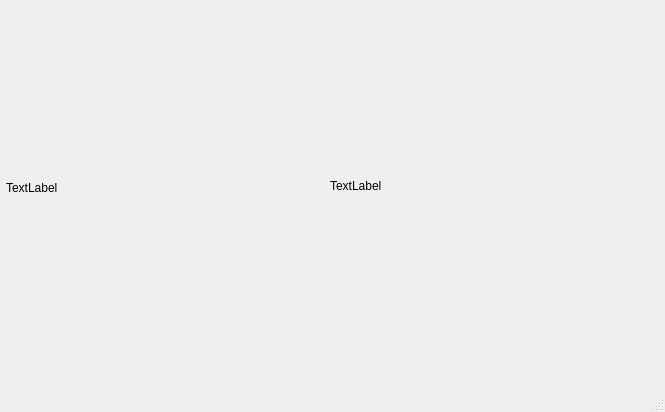
Above: mainwindow.ui from KoteAnimen/Thresholding before the change. Below: the same form after it.
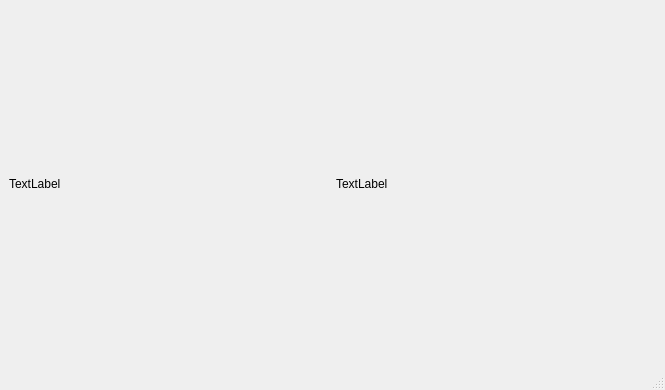
That is the form after the change.

Patch:
```diff
--- a/mainwindow.ui
+++ b/mainwindow.ui
@@ -7,39 +7,29 @@
     <x>0</x>
     <y>0</y>
     <width>665</width>
-    <height>412</height>
+    <height>390</height>
    </rect>
   </property>
   <property name="windowTitle">
    <string>MainWindow</string>
   </property>
   <widget class="QWidget" name="centralwidget">
+   <layout class="QHBoxLayout" name="horizontalLayout">
+    <item>
    <widget class="QLabel" name="screen1">
-    <property name="geometry">
-     <rect>
-      <x>6</x>
-      <y>12</y>
-      <width>321</width>
-      <height>351</height>
-     </rect>
-    </property>
     <property name="text">
      <string>TextLabel</string>
     </property>
    </widget>
+    </item>
+    <item>
    <widget class="QLabel" name="screen2">
-    <property name="geometry">
-     <rect>
-      <x>330</x>
-      <y>10</y>
-      <width>321</width>
-      <height>351</height>
-     </rect>
-    </property>
     <property name="text">
      <string>TextLabel</string>
     </property>
    </widget>
+    </item>
+   </layout>
   </widget>
   <widget class="QMenuBar" name="menubar">
    <property name="geometry">
```
Lines whose indentation alone changed are shown as unchanged.
